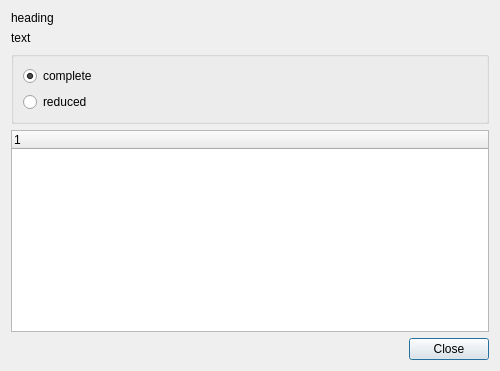
Old version of the form kde/bugreport.ui in the repository Hyask/apport.
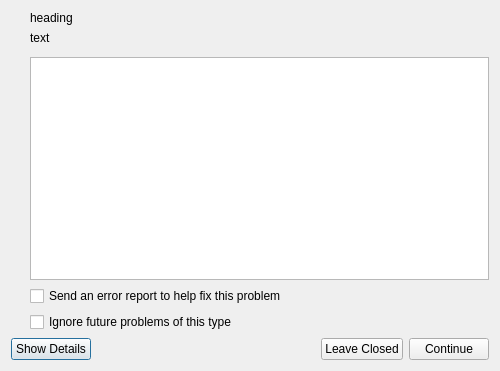
New version of the form.

Commit message: Initial remodelling of the KDE UI.

```diff
--- a/kde/bugreport.ui
+++ b/kde/bugreport.ui
@@ -14,7 +14,7 @@
    <string>Dialog</string>
   </property>
   <layout class="QGridLayout" name="gridLayout_2">
-   <item row="0" column="0">
+   <item row="1" column="2">
     <widget class="QLabel" name="heading">
      <property name="sizePolicy">
       <sizepolicy hsizetype="Minimum" vsizetype="Fixed">
@@ -27,7 +27,64 @@
      </property>
     </widget>
    </item>
-   <item row="1" column="0">
+   <item row="11" column="0" colspan="3">
+    <layout class="QHBoxLayout" name="horizontalLayout">
+     <item>
+      <widget class="QPushButton" name="show_details">
+       <property name="text">
+        <string>Show Details</string>
+       </property>
+      </widget>
+     </item>
+     <item>
+      <spacer name="horizontalSpacer">
+       <property name="orientation">
+        <enum>Qt::Horizontal</enum>
+       </property>
+       <property name="sizeHint" stdset="0">
+        <size>
+         <width>40</width>
+         <height>20</height>
+        </size>
+       </property>
+      </spacer>
+     </item>
+     <item>
+      <widget class="QPushButton" name="closed_button">
+       <property name="text">
+        <string>Leave Closed</string>
+       </property>
+      </widget>
+     </item>
+     <item>
+      <widget class="QPushButton" name="continue_button">
+       <property name="text">
+        <string>Continue</string>
+       </property>
+      </widget>
+     </item>
+    </layout>
+   </item>
+   <item row="4" column="2">
+    <widget class="QTreeWidget" name="details">
+     <attribute name="headerVisible">
+      <bool>false</bool>
+     </attribute>
+     <column>
+      <property name="text">
+       <string notr="true">1</string>
+      </property>
+     </column>
+    </widget>
+   </item>
+   <item row="6" column="2">
+    <widget class="QCheckBox" name="ignore_future_problems">
+     <property name="text">
+      <string>Ignore future problems of this type</string>
+     </property>
+    </widget>
+   </item>
+   <item row="2" column="2">
     <widget class="QLabel" name="text">
      <property name="sizePolicy">
       <sizepolicy hsizetype="Preferred" vsizetype="Minimum">
@@ -46,46 +103,18 @@
      </property>
     </widget>
    </item>
-   <item row="2" column="0">
-    <widget class="QGroupBox" name="options">
-     <property name="title">
+   <item row="5" column="2">
+    <widget class="QCheckBox" name="send_error_report">
+     <property name="text">
+      <string>Send an error report to help fix this problem</string>
+     </property>
+    </widget>
+   </item>
+   <item row="1" column="0" rowspan="5">
+    <widget class="QLabel" name="application_icon">
+     <property name="text">
       <string/>
      </property>
-     <layout class="QGridLayout" name="gridLayout">
-      <item row="0" column="0">
-       <widget class="QRadioButton" name="complete">
-        <property name="text">
-         <string>complete</string>
-        </property>
-        <property name="checked">
-         <bool>true</bool>
-        </property>
-       </widget>
-      </item>
-      <item row="1" column="0">
-       <widget class="QRadioButton" name="reduced">
-        <property name="text">
-         <string>reduced</string>
-        </property>
-       </widget>
-      </item>
-     </layout>
-    </widget>
-   </item>
-   <item row="3" column="0">
-    <widget class="QTreeWidget" name="details">
-     <column>
-      <property name="text">
-       <string notr="true">1</string>
-      </property>
-     </column>
-    </widget>
-   </item>
-   <item row="4" column="0">
-    <widget class="QDialogButtonBox" name="buttons">
-     <property name="standardButtons">
-      <set>QDialogButtonBox::Close</set>
-     </property>
     </widget>
    </item>
   </layout>
```
Left out of the diff: 35 changed lines with no effect on the pictures. The commit also changes 1 other file.
